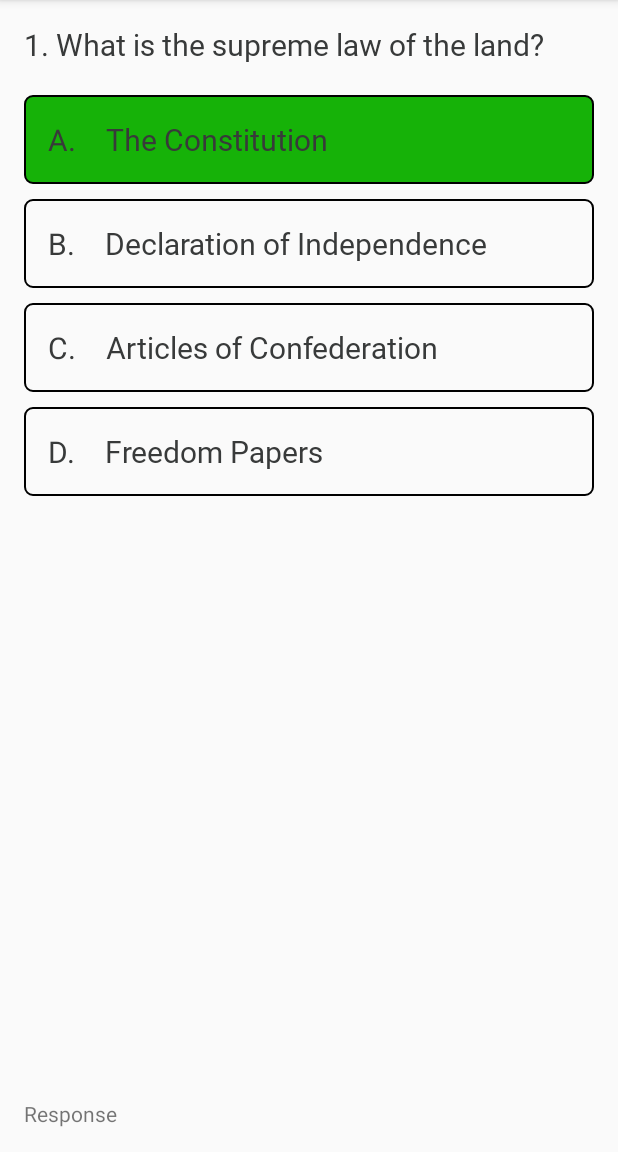
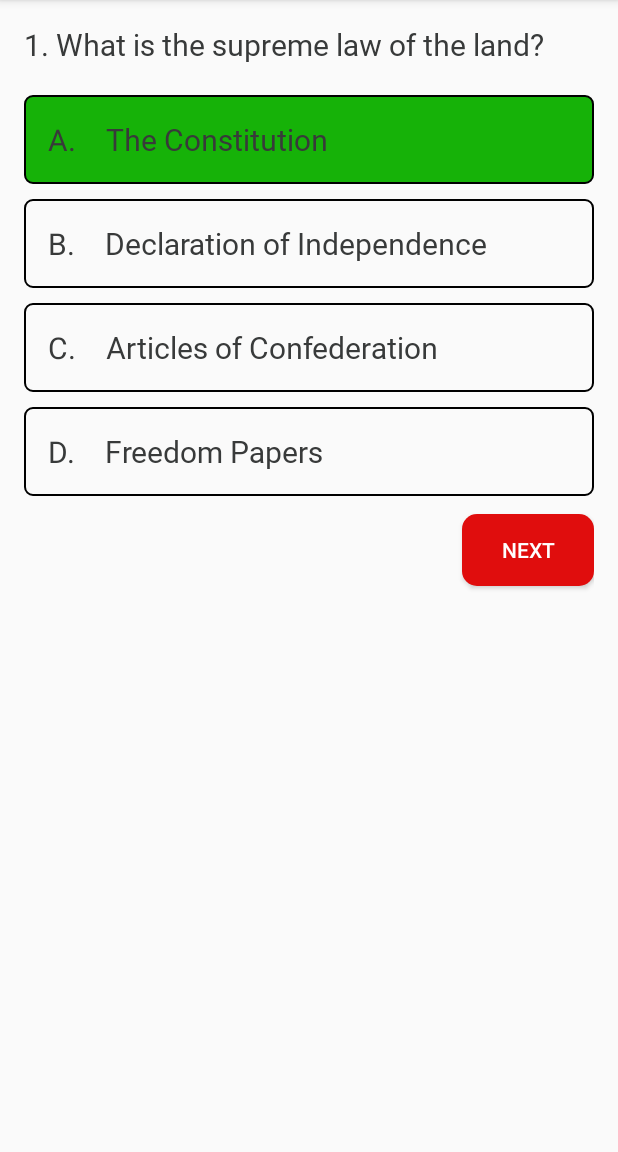
Before and after one commit to Bhavya0409/CitizenshipTest, an Android app: the fragment QuestionFragment placed in its activity, after a tap on "A.", on a phone screen of 412 x 824 dp, the part 84-1236 px from its top. Run offline under Robolectric (Android 15) with nearby library versions, the phone set to English and light mode, and no system bars; our stand-ins replace ButterKnife; Roboto replaces fonts that are not available here.

Commit message:
Implemented OnItemClickCallback

```diff
--- a/app/src/main/java/com/example/bhavyashah/citizenshiptest/AnswersAdapter.java
+++ b/app/src/main/java/com/example/bhavyashah/citizenshiptest/AnswersAdapter.java
@@ -19,12 +19,14 @@ public class AnswersAdapter extends ArrayAdapter<String> {
     private int          correctAnswer;
     private int answerClicked = -1;
     private static List<String> answerLetters = new ArrayList<>();
+    private OnItemClickCallback callback;
 
-    public AnswersAdapter(Context context, int resource, List<String> answers, int correctAnswer) {
+    public AnswersAdapter(Context context, int resource, List<String> answers, int correctAnswer, OnItemClickCallback callback) {
         super(context, resource);
         this.context = context;
         this.answers = answers;
         this.correctAnswer = correctAnswer;
+        this.callback = callback;
         answerLetters.add("A.");
         answerLetters.add("B.");
         answerLetters.add("C.");
@@ -56,6 +58,7 @@ public class AnswersAdapter extends ArrayAdapter<String> {
                 @Override
                 public void onClick(View v) {
                     answerClicked = position;
+                    callback.onClick();
                     notifyDataSetChanged();
                 }
             });
--- a/app/src/main/java/com/example/bhavyashah/citizenshiptest/OnItemClickCallback.java
+++ b/app/src/main/java/com/example/bhavyashah/citizenshiptest/OnItemClickCallback.java
@@ -1,9 +1,7 @@
 package com.example.bhavyashah.citizenshiptest;
-
-/**
- * Created by bhavyashah on 11/9/17.
- */
 
 public interface OnItemClickCallback {
 
+    void onClick();
+
 }
--- a/app/src/main/java/com/example/bhavyashah/citizenshiptest/QuestionFragment.java
+++ b/app/src/main/java/com/example/bhavyashah/citizenshiptest/QuestionFragment.java
@@ -5,15 +5,17 @@ import android.view.LayoutInflater;
 import android.view.View;
 import android.view.ViewGroup;
 import android.widget.ArrayAdapter;
+import android.widget.Button;
 import android.widget.ListView;
 
 import java.util.Arrays;
 
 import butterknife.BindView;
 
-public class QuestionFragment extends BaseFragment {
+public class QuestionFragment extends BaseFragment implements OnItemClickCallback {
 
     @BindView(R.id.answer_choices) ListView mChoices;
+    @BindView(R.id.next_button)    Button   mNextButton;
 
     @Override
     protected int getLayoutResourceId() {
@@ -23,9 +25,20 @@ public class QuestionFragment extends BaseFragment {
     @Override
     public View onCreateView(LayoutInflater inflater, ViewGroup container, Bundle savedInstanceState) {
         View view = super.onCreateView(inflater, container, savedInstanceState);
-        String[] answers = new String[] {"The Constitution", "Declaration of Independence", "Articles of Confederation", "Freedom Papers"};
-        ArrayAdapter<String> arrayAdapter = new AnswersAdapter(getActivity(), android.R.layout.simple_list_item_1, Arrays.asList(answers), 0);
+        String[] answers = new String[]{"The Constitution", "Declaration of Independence", "Articles of Confederation", "Freedom Papers"};
+        ArrayAdapter<String> arrayAdapter = new AnswersAdapter(getActivity(),
+                                                               android.R.layout.simple_list_item_1,
+                                                               Arrays.asList(answers),
+                                                               0,
+                                                               this);
         mChoices.setAdapter(arrayAdapter);
         return view;
     }
+
+    @Override
+    public void onClick() {
+        mNextButton.setEnabled(true);
+        mNextButton.setClickable(true);
+        mNextButton.setVisibility(View.VISIBLE);
+    }
 }
--- a/app/src/main/res/layout/fragment_home.xml
+++ b/app/src/main/res/layout/fragment_home.xml
@@ -20,10 +20,7 @@
         android:layout_height="wrap_content"
         android:layout_gravity="center"
         android:layout_marginTop="50dp"
-        android:paddingStart="16dp"
-        android:paddingEnd="16dp"
-        android:textColor="@color/white"
-        android:background="@drawable/round_button"
+        style="@style/RedButton"
         android:text="@string/begin_quiz"/>
 
 </LinearLayout>
--- a/app/src/main/res/layout/fragment_question.xml
+++ b/app/src/main/res/layout/fragment_question.xml
@@ -28,15 +28,21 @@
     <ListView
         android:id="@+id/answer_choices"
         android:layout_width="match_parent"
-        android:layout_height="0dp"
-        android:layout_weight="1"
+        android:layout_height="wrap_content"
         android:divider="@android:color/transparent"
+        android:layout_marginBottom="12dp"
         android:dividerHeight="10.0sp">
     </ListView>
 
-    <TextView
-        android:layout_width="match_parent"
+    <Button
+        android:id="@+id/next_button"
+        android:layout_width="wrap_content"
         android:layout_height="wrap_content"
-        android:text="Response"/>
+        style="@style/RedButton"
+        android:visibility="invisible"
+        android:enabled="false"
+        android:clickable="false"
+        android:layout_gravity="end"
+        android:text="@string/next"/>
 
 </LinearLayout>
--- a/app/src/main/res/values/strings.xml
+++ b/app/src/main/res/values/strings.xml
@@ -2,4 +2,5 @@
     <string name="app_name">CitizenshipTest</string>
     <string name="are_you_ready">Are you ready to become a citizen?</string>
     <string name="begin_quiz">BEGIN QUIZ</string>
+    <string name="next">NEXT</string>
 </resources>
--- a/app/src/main/res/values/styles.xml
+++ b/app/src/main/res/values/styles.xml
@@ -18,4 +18,11 @@
         <item name="android:textColor">#383a3a</item>
     </style>
 
+    <style name="RedButton">
+        <item name="android:background">@drawable/round_button</item>
+        <item name="android:textColor">@color/white</item>
+        <item name="android:paddingEnd">16dp</item>
+        <item name="android:paddingStart">16dp</item>
+    </style>
+
 </resources>
```
